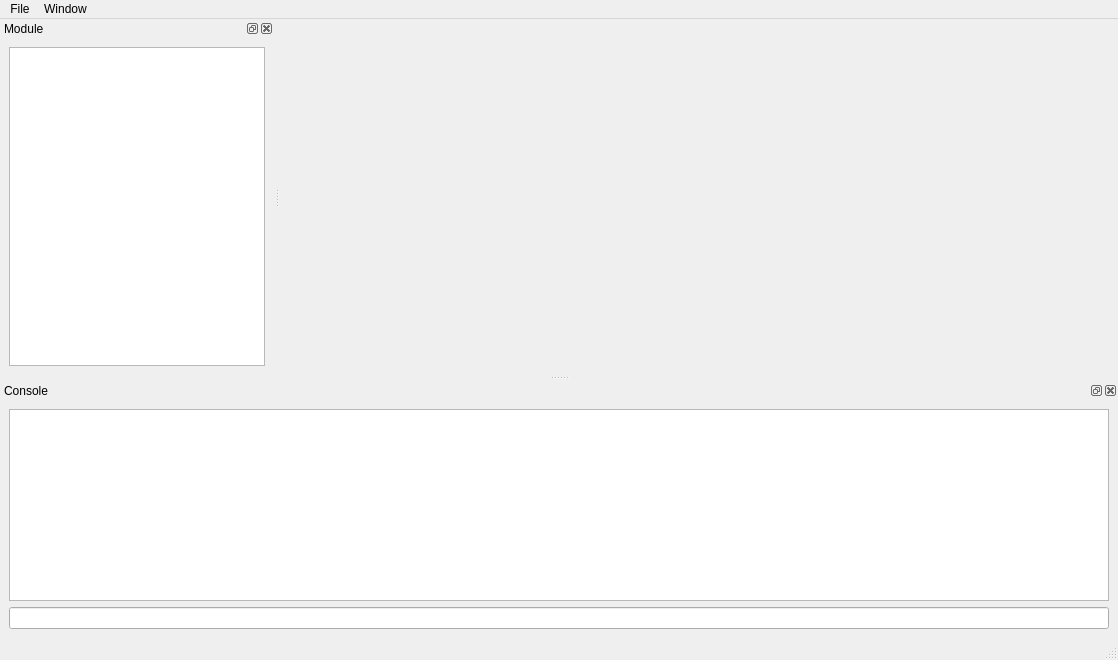
Before: the Qt Designer form pennygui.ui in HITOA/PennyDbg, drawn with Qt 5.
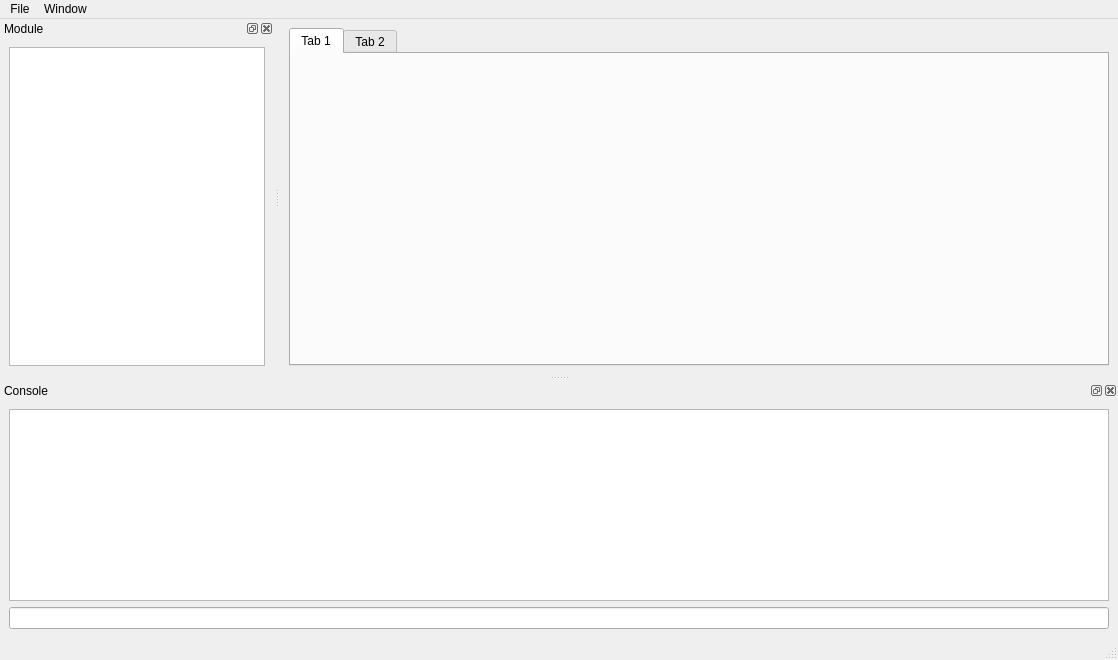
After: the same form once the commit is applied.

```diff
--- a/pennygui.ui
+++ b/pennygui.ui
@@ -14,7 +14,22 @@
    <string>PennyGUI</string>
   </property>
   <widget class="QWidget" name="centralwidget">
-   <layout class="QVBoxLayout" name="verticalLayout_2"/>
+   <layout class="QVBoxLayout" name="verticalLayout_2">
+    <item>
+     <widget class="QTabWidget" name="tabWidget">
+      <widget class="QWidget" name="tab">
+       <attribute name="title">
+        <string>Tab 1</string>
+       </attribute>
+      </widget>
+      <widget class="QWidget" name="tab_2">
+       <attribute name="title">
+        <string>Tab 2</string>
+       </attribute>
+      </widget>
+     </widget>
+    </item>
+   </layout>
   </widget>
   <widget class="QMenuBar" name="menubar">
    <property name="geometry">
```
Left out of the diff: 6 changed lines with no effect on the pictures.
